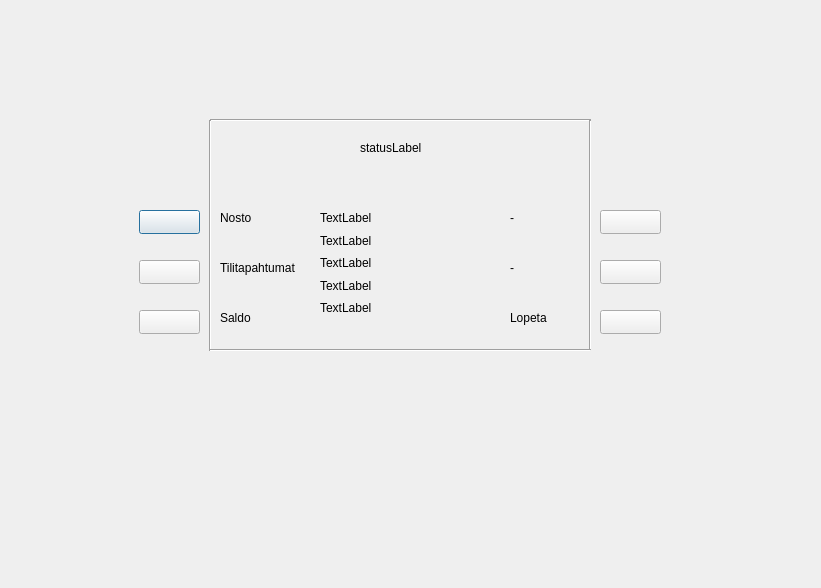
The window that bank-automat/bankwindow.ui (darkkeri/Bank-automat) describes before a commit, drawn with Qt 5.
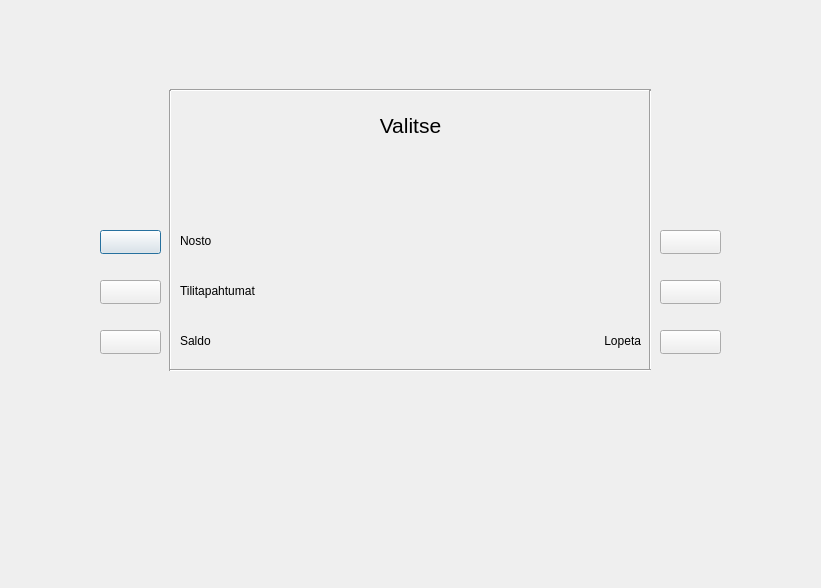
The same window after the commit.

Commit message: UI implementation -Updated bankview UI -Added logic to menu in bankview

Diff of the .ui file:
```diff
--- a/bank-automat/bankwindow.ui
+++ b/bank-automat/bankwindow.ui
@@ -16,8 +16,8 @@
   <widget class="QPushButton" name="Button1">
    <property name="geometry">
     <rect>
-     <x>139</x>
-     <y>210</y>
+     <x>100</x>
+     <y>230</y>
      <width>61</width>
      <height>24</height>
     </rect>
@@ -29,8 +29,8 @@
   <widget class="QPushButton" name="Button2">
    <property name="geometry">
     <rect>
-     <x>139</x>
-     <y>260</y>
+     <x>100</x>
+     <y>280</y>
      <width>61</width>
      <height>24</height>
     </rect>
@@ -42,8 +42,8 @@
   <widget class="QPushButton" name="Button3">
    <property name="geometry">
     <rect>
-     <x>139</x>
-     <y>310</y>
+     <x>100</x>
+     <y>330</y>
      <width>61</width>
      <height>24</height>
     </rect>
@@ -55,8 +55,8 @@
   <widget class="QPushButton" name="Button4">
    <property name="geometry">
     <rect>
-     <x>600</x>
-     <y>210</y>
+     <x>660</x>
+     <y>230</y>
      <width>61</width>
      <height>24</height>
     </rect>
@@ -68,8 +68,8 @@
   <widget class="QPushButton" name="Button5">
    <property name="geometry">
     <rect>
-     <x>600</x>
-     <y>260</y>
+     <x>660</x>
+     <y>280</y>
      <width>61</width>
      <height>24</height>
     </rect>
@@ -81,8 +81,8 @@
   <widget class="QPushButton" name="Button6">
    <property name="geometry">
     <rect>
-     <x>600</x>
-     <y>310</y>
+     <x>660</x>
+     <y>330</y>
      <width>61</width>
      <height>24</height>
     </rect>
@@ -94,58 +94,66 @@
   <widget class="QLabel" name="statusLabel">
    <property name="geometry">
     <rect>
-     <x>360</x>
-     <y>140</y>
-     <width>61</width>
-     <height>16</height>
+     <x>290</x>
+     <y>110</y>
+     <width>241</width>
+     <height>31</height>
     </rect>
    </property>
+   <property name="font">
+    <font>
+     <pointsize>16</pointsize>
+    </font>
+   </property>
    <property name="text">
-    <string>statusLabel</string>
+    <string>Valitse</string>
+   </property>
+   <property name="alignment">
+    <set>Qt::AlignCenter</set>
    </property>
   </widget>
   <widget class="QWidget" name="verticalLayoutWidget">
    <property name="geometry">
     <rect>
-     <x>320</x>
-     <y>210</y>
-     <width>160</width>
-     <height>106</height>
+     <x>289</x>
+     <y>190</y>
+     <width>241</width>
+     <height>161</height>
     </rect>
    </property>
    <layout class="QVBoxLayout" name="verticalLayout">
     <item>
      <widget class="QLabel" name="label">
       <property name="text">
-       <string>TextLabel</string>
+       <string/>
       </property>
      </widget>
     </item>
     <item>
      <widget class="QLabel" name="label_2">
       <property name="text">
-       <string>TextLabel</string>
+       <string/>
       </property>
      </widget>
     </item>
     <item>
      <widget class="QLabel" name="label_3">
       <property name="text">
-       <string>TextLabel</string>
+       <string/>
       </property>
      </widget>
     </item>
     <item>
      <widget class="QLabel" name="label_4">
       <property name="text">
-       <string>TextLabel</string>
+       <string/>
       </property>
      </widget>
     </item>
     <item>
      <widget class="QLabel" name="label_5">
       <property name="text">
-       <string>TextLabel</string>
+       <string/>
       </property>
      </widget>
     </item>
@@ -154,10 +162,10 @@
   <widget class="QLabel" name="buttonLabel1">
    <property name="geometry">
     <rect>
-     <x>220</x>
-     <y>210</y>
-     <width>49</width>
-     <height>16</height>
+     <x>180</x>
+     <y>230</y>
+     <width>91</width>
+     <height>21</height>
     </rect>
    </property>
    <property name="text">
@@ -167,10 +175,10 @@
   <widget class="QLabel" name="buttonLabel2">
    <property name="geometry">
     <rect>
-     <x>220</x>
-     <y>260</y>
-     <width>81</width>
-     <height>16</height>
+     <x>180</x>
+     <y>280</y>
+     <width>91</width>
+     <height>21</height>
     </rect>
    </property>
    <property name="text">
@@ -180,10 +188,10 @@
   <widget class="QLabel" name="buttonLabel3">
    <property name="geometry">
     <rect>
-     <x>220</x>
-     <y>310</y>
-     <width>49</width>
-     <height>16</height>
+     <x>180</x>
+     <y>330</y>
+     <width>91</width>
+     <height>21</height>
     </rect>
    </property>
    <property name="text">
@@ -193,48 +201,57 @@
   <widget class="QLabel" name="buttonLabel4">
    <property name="geometry">
     <rect>
-     <x>510</x>
-     <y>210</y>
-     <width>49</width>
-     <height>16</height>
+     <x>548</x>
+     <y>230</y>
+     <width>91</width>
+     <height>21</height>
     </rect>
    </property>
    <property name="text">
-    <string>-</string>
+    <string/>
+   </property>
+   <property name="alignment">
+    <set>Qt::AlignRight|Qt::AlignTrailing|Qt::AlignVCenter</set>
    </property>
   </widget>
   <widget class="QLabel" name="buttonLabel5">
    <property name="geometry">
     <rect>
-     <x>510</x>
-     <y>260</y>
-     <width>49</width>
-     <height>16</height>
+     <x>548</x>
+     <y>280</y>
+     <width>91</width>
+     <height>21</height>
     </rect>
    </property>
    <property name="text">
-    <string>-</string>
+    <string/>
+   </property>
+   <property name="alignment">
+    <set>Qt::AlignRight|Qt::AlignTrailing|Qt::AlignVCenter</set>
    </property>
   </widget>
   <widget class="QLabel" name="buttonLabel6">
    <property name="geometry">
     <rect>
-     <x>510</x>
-     <y>310</y>
-     <width>49</width>
-     <height>16</height>
+     <x>550</x>
+     <y>330</y>
+     <width>91</width>
+     <height>21</height>
     </rect>
    </property>
    <property name="text">
     <string>Lopeta</string>
    </property>
+   <property name="alignment">
+    <set>Qt::AlignRight|Qt::AlignTrailing|Qt::AlignVCenter</set>
+   </property>
   </widget>
   <widget class="Line" name="line">
    <property name="geometry">
     <rect>
-     <x>210</x>
-     <y>110</y>
-     <width>381</width>
+     <x>170</x>
+     <y>80</y>
+     <width>481</width>
      <height>20</height>
     </rect>
    </property>
@@ -245,10 +262,10 @@
   <widget class="Line" name="line_2">
    <property name="geometry">
     <rect>
-     <x>200</x>
-     <y>120</y>
+     <x>160</x>
+     <y>90</y>
      <width>20</width>
-     <height>231</height>
+     <height>281</height>
     </rect>
    </property>
    <property name="orientation">
@@ -258,10 +275,10 @@
   <widget class="Line" name="line_3">
    <property name="geometry">
     <rect>
-     <x>580</x>
-     <y>120</y>
+     <x>640</x>
+     <y>90</y>
      <width>20</width>
-     <height>231</height>
+     <height>281</height>
     </rect>
    </property>
    <property name="orientation">
@@ -271,9 +288,9 @@
   <widget class="Line" name="line_4">
    <property name="geometry">
     <rect>
-     <x>210</x>
-     <y>340</y>
-     <width>381</width>
+     <x>170</x>
+     <y>360</y>
+     <width>481</width>
      <height>20</height>
     </rect>
    </property>
```
Left out of the diff: 10 changed lines with no effect on the pictures. The commit also changes 3 other files.
